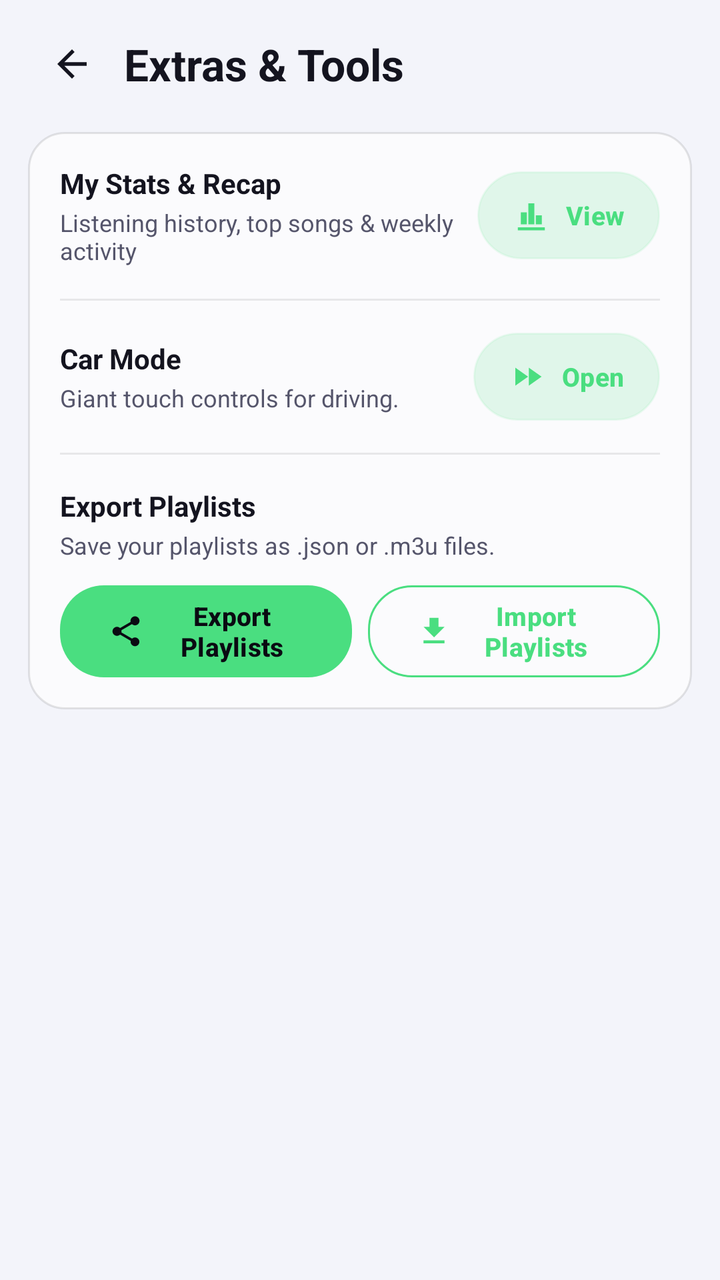
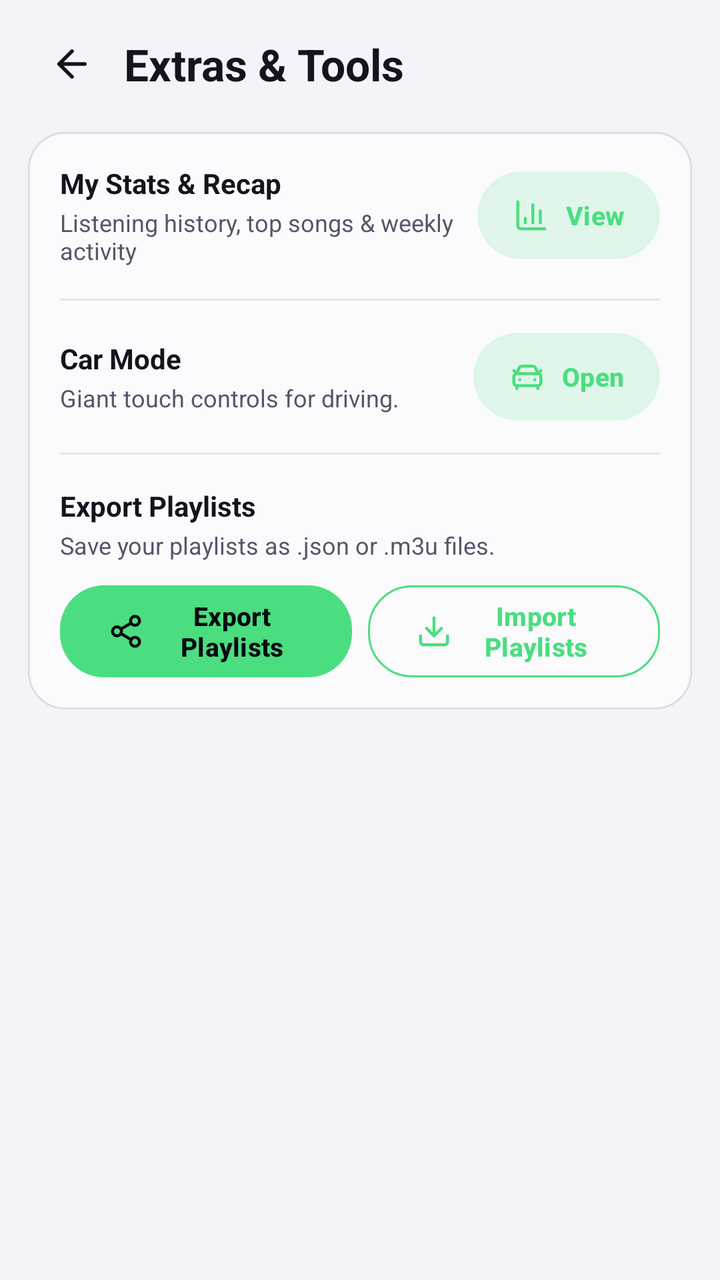

The first picture is an Android layout as it rendered before a commit; the second is the same layout after the commit. The layout source and the unified diff follow.
<!-- AndroidManifest.xml: application theme Theme.Mysong -->
<!-- res/layout/fragment_settings_extras.xml -->
<?xml version="1.0" encoding="utf-8"?>
<androidx.core.widget.NestedScrollView xmlns:android="http://schemas.android.com/apk/res/android"
    xmlns:app="http://schemas.android.com/apk/res-auto"
    android:id="@+id/extras_scroll"
    android:layout_width="match_parent"
    android:layout_height="match_parent"
    android:background="@color/bg_primary"
    android:clipToPadding="false"
    android:fillViewport="true"
    android:overScrollMode="never"
    android:paddingBottom="32dp"
    android:scrollbars="none">

    <LinearLayout
        android:layout_width="match_parent"
        android:layout_height="wrap_content"
        android:orientation="vertical"
        android:paddingStart="14dp"
        android:paddingEnd="14dp">

        
        <LinearLayout
            android:layout_width="match_parent"
            android:layout_height="wrap_content"
            android:layout_marginTop="10dp"
            android:gravity="center_vertical"
            android:orientation="horizontal">

            <ImageView
                android:id="@+id/btn_extras_back"
                android:layout_width="44dp"
                android:layout_height="44dp"
                android:padding="11dp"
                android:src="@drawable/ic_arrow_back"
                android:tint="@color/text_primary" />

            <TextView
                android:layout_width="0dp"
                android:layout_height="wrap_content"
                android:layout_weight="1"
                android:paddingStart="4dp"
                android:text="@string/settings_extras"
                android:textColor="@color/text_primary"
                android:textSize="22sp"
                android:textStyle="bold" />
        </LinearLayout>

        <LinearLayout
            android:layout_width="match_parent"
            android:layout_height="wrap_content"
            android:layout_marginTop="12dp"
            android:background="@drawable/bg_glass_card"
            android:orientation="vertical"
            android:padding="16dp">

            <LinearLayout
                android:layout_width="match_parent"
                android:layout_height="wrap_content"
                android:gravity="center_vertical"
                android:orientation="horizontal">

                <LinearLayout
                    android:layout_width="0dp"
                    android:layout_height="wrap_content"
                    android:layout_weight="1"
                    android:orientation="vertical">

                    <TextView
                        android:layout_width="wrap_content"
                        android:layout_height="wrap_content"
                        android:text="@string/stats_setting"
                        android:textColor="@color/text_primary"
                        android:textSize="14sp"
                        android:textStyle="bold" />

                    <TextView
                        android:layout_width="wrap_content"
                        android:layout_height="wrap_content"
                        android:layout_marginTop="2dp"
                        android:text="@string/stats_setting_desc"
                        android:textColor="@color/text_secondary"
                        android:textSize="12sp" />
                </LinearLayout>

                <com.google.android.material.button.MaterialButton
                    android:id="@+id/btn_stats"
                    android:layout_width="wrap_content"
                    android:layout_height="44dp"
                    android:background="@drawable/bg_glass_chip"
                    android:paddingHorizontal="18dp"
                    android:text="@string/stats_open"
                    android:textAllCaps="false"
                    android:textColor="@color/accent"
                    android:textSize="13sp"
                    android:textStyle="bold"
                    app:icon="@drawable/ic_chart"
                    app:iconSize="18dp"
                    app:iconTint="@color/accent" />
            </LinearLayout>

            <View
                android:layout_width="match_parent"
                android:layout_height="1dp"
                android:layout_marginTop="16dp"
                android:layout_marginBottom="16dp"
                android:background="@color/divider" />

            <LinearLayout
                android:layout_width="match_parent"
                android:layout_height="wrap_content"
                android:gravity="center_vertical"
                android:orientation="horizontal">

                <LinearLayout
                    android:layout_width="0dp"
                    android:layout_height="wrap_content"
                    android:layout_weight="1"
                    android:orientation="vertical">

                    <TextView
                        android:layout_width="wrap_content"
                        android:layout_height="wrap_content"
                        android:text="@string/car_mode_setting"
                        android:textColor="@color/text_primary"
                        android:textSize="14sp"
                        android:textStyle="bold" />

                    <TextView
                        android:layout_width="wrap_content"
                        android:layout_height="wrap_content"
                        android:layout_marginTop="2dp"
                        android:text="@string/car_mode_desc"
                        android:textColor="@color/text_secondary"
                        android:textSize="12sp" />
                </LinearLayout>

                <com.google.android.material.button.MaterialButton
                    android:id="@+id/btn_car_mode"
                    android:layout_width="wrap_content"
                    android:layout_height="44dp"
                    android:background="@drawable/bg_glass_chip"
                    android:paddingHorizontal="18dp"
                    android:text="@string/car_mode_open"
                    android:textAllCaps="false"
                    android:textColor="@color/accent"
                    android:textSize="13sp"
                    android:textStyle="bold"
                    app:icon="@drawable/ic_speed"
                    app:iconSize="18dp"
                    app:iconTint="@color/accent" />
            </LinearLayout>

            <View
                android:layout_width="match_parent"
                android:layout_height="1dp"
                android:layout_marginTop="16dp"
                android:layout_marginBottom="16dp"
                android:background="@color/divider" />

            <TextView
                android:layout_width="wrap_content"
                android:layout_height="wrap_content"
                android:text="@string/export_playlists"
                android:textColor="@color/text_primary"
                android:textSize="14sp"
                android:textStyle="bold" />

            <TextView
                android:layout_width="wrap_content"
                android:layout_height="wrap_content"
                android:layout_marginTop="2dp"
                android:text="@string/export_desc"
                android:textColor="@color/text_secondary"
                android:textSize="12sp" />

            <LinearLayout
                android:layout_width="match_parent"
                android:layout_height="wrap_content"
                android:layout_marginTop="12dp"
                android:orientation="horizontal">

                <com.google.android.material.button.MaterialButton
                    android:id="@+id/btn_export_playlists"
                    android:layout_width="0dp"
                    android:layout_height="46dp"
                    android:layout_marginEnd="8dp"
                    android:layout_weight="1"
                    android:insetTop="0dp"
                    android:insetBottom="0dp"
                    android:minHeight="46dp"
                    android:text="@string/export_playlists"
                    android:textAllCaps="false"
                    android:textColor="@color/text_on_accent"
                    android:textSize="13sp"
                    android:textStyle="bold"
                    app:backgroundTint="?attr/colorPrimary"
                    app:cornerRadius="22dp"
                    app:elevation="0dp"
                    app:icon="@drawable/ic_share"
                    app:iconSize="18dp"
                    app:iconTint="@color/text_on_accent" />

                <com.google.android.material.button.MaterialButton
                    android:id="@+id/btn_import_playlists"
                    style="@style/Widget.Material3.Button.OutlinedButton"
                    android:layout_width="0dp"
                    android:layout_height="46dp"
                    android:layout_weight="1"
                    android:insetTop="0dp"
                    android:insetBottom="0dp"
                    android:minHeight="46dp"
                    android:text="@string/import_playlists"
                    android:textAllCaps="false"
                    android:textColor="@color/accent"
                    android:textSize="13sp"
                    android:textStyle="bold"
                    app:cornerRadius="22dp"
                    app:elevation="0dp"
                    app:icon="@drawable/ic_download"
                    app:iconSize="18dp"
                    app:iconTint="@color/accent"
                    app:strokeColor="@color/accent"
                    app:strokeWidth="1dp" />
            </LinearLayout>
        </LinearLayout>
    </LinearLayout>
</androidx.core.widget.NestedScrollView>
<!-- resources referenced by this layout -->
<resources>
  <!-- drawable ic_arrow_back (drawable) -->
  <?xml version="1.0" encoding="utf-8"?>
  <vector xmlns:android="http://schemas.android.com/apk/res/android"
      android:width="24dp"
      android:height="24dp"
      android:viewportWidth="24"
      android:viewportHeight="24">
      <path
          android:fillColor="#FF000000"
          android:pathData="M20,11H7.83l5.59,-5.59L12,4l-8,8 8,8 1.41,-1.41L7.83,13H20v-2z" />
  </vector>
  <!-- drawable ic_chart (drawable) -->
  <vector xmlns:android="http://schemas.android.com/apk/res/android"
      android:width="24dp"
      android:height="24dp"
      android:viewportWidth="24"
      android:viewportHeight="24">
      <path
          android:fillColor="#FFFFFFFF"
          android:pathData="M3,20h18v2H3zM5,10h4v8H5zM10,4h4v14h-4zM15,12h4v6h-4z" />
  </vector>
  <!-- drawable ic_download (drawable) -->
  <vector xmlns:android="http://schemas.android.com/apk/res/android"
      android:width="24dp" android:height="24dp"
      android:viewportWidth="24" android:viewportHeight="24"
      android:tint="?attr/colorControlNormal">
      <path android:fillColor="#FFFFFFFF" android:pathData="M5,20h14v-2H5v2zM19,9h-4V3H9v6H5l7,7 7,-7z"/>
  </vector>
  <!-- drawable ic_share (drawable) -->
  <vector xmlns:android="http://schemas.android.com/apk/res/android"
      android:width="24dp" android:height="24dp"
      android:viewportWidth="24" android:viewportHeight="24"
      android:tint="?attr/colorControlNormal">
      <path android:fillColor="#FFFFFFFF" android:pathData="M18,16.08c-0.76,0 -1.44,0.3 -1.96,0.77L8.91,12.7c0.05,-0.23 0.09,-0.46 0.09,-0.7s-0.04,-0.47 -0.09,-0.7l7.05,-4.11c0.54,0.5 1.25,0.81 2.04,0.81 1.66,0 3,-1.34 3,-3s-1.34,-3 -3,-3 -3,1.34 -3,3c0,0.24 0.04,0.47 0.09,0.7L8.04,9.81C7.5,9.31 6.79,9 6,9c-1.66,0 -3,1.34 -3,3s1.34,3 3,3c0.79,0 1.5,-0.31 2.04,-0.81l7.12,4.16c-0.05,0.21 -0.08,0.43 -0.08,0.65 0,1.61 1.31,2.92 2.92,2.92 1.61,0 2.92,-1.31 2.92,-2.92s-1.31,-2.92 -2.92,-2.92z"/>
  </vector>
  <!-- drawable ic_speed (drawable) -->
  <vector xmlns:android="http://schemas.android.com/apk/res/android"
      android:width="24dp" android:height="24dp"
      android:viewportWidth="24" android:viewportHeight="24"
      android:tint="?attr/colorControlNormal"
      android:autoMirrored="true">
      <path android:fillColor="#FFFFFFFF" android:pathData="M4,18l8.5,-6L4,6v12zM13,6v12l8.5,-6L13,6z"/>
  </vector>
  <!-- unchanged entries left out for length: 31 -->
</resources>

<!-- the commit's change to res/layout/fragment_settings_extras.xml (unified diff, before → after) -->
@@ -145,7 +145,7 @@
                     android:textColor="@color/accent"
                     android:textSize="13sp"
                     android:textStyle="bold"
-                    app:icon="@drawable/ic_speed"
+                    app:icon="@drawable/ic_car"
                     app:iconSize="18dp"
                     app:iconTint="@color/accent" />
             </LinearLayout>
<!-- resource entries referenced after the edit -->
@@ -6,42 +6,184 @@
       android:width="24dp"
       android:height="24dp"
       android:viewportWidth="24"
-      android:viewportHeight="24">
+      android:viewportHeight="24"
+      android:tint="?attr/colorControlNormal">
       <path
-          android:fillColor="#FF000000"
-          android:pathData="M20,11H7.83l5.59,-5.59L12,4l-8,8 8,8 1.41,-1.41L7.83,13H20v-2z" />
+          android:fillColor="#00000000"
+          android:strokeColor="#FFFFFFFF"
+          android:strokeWidth="2"
+          android:strokeLineCap="round"
+          android:strokeLineJoin="round"
+          android:pathData="m12 19-7-7 7-7" />
+      <path
+          android:fillColor="#00000000"
+          android:strokeColor="#FFFFFFFF"
+          android:strokeWidth="2"
+          android:strokeLineCap="round"
+          android:strokeLineJoin="round"
+          android:pathData="M19 12H5" />
   </vector>
-  <!-- drawable ic_chart (drawable) -->
+  <!-- drawable ic_car (drawable) -->
+  <?xml version="1.0" encoding="utf-8"?>
   <vector xmlns:android="http://schemas.android.com/apk/res/android"
       android:width="24dp"
       android:height="24dp"
       android:viewportWidth="24"
-      android:viewportHeight="24">
+      android:viewportHeight="24"
+      android:tint="?attr/colorControlNormal">
       <path
-          android:fillColor="#FFFFFFFF"
-          android:pathData="M3,20h18v2H3zM5,10h4v8H5zM10,4h4v14h-4zM15,12h4v6h-4z" />
+          android:fillColor="#00000000"
+          android:strokeColor="#FFFFFFFF"
+          android:strokeWidth="2"
+          android:strokeLineCap="round"
+          android:strokeLineJoin="round"
+          android:pathData="m21 8-2 2-1.5-3.7A2 2 0 0 0 15.646 5H8.4a2 2 0 0 0-1.903 1.257L5 10 3 8" />
+      <path
+          android:fillColor="#00000000"
+          android:strokeColor="#FFFFFFFF"
+          android:strokeWidth="2"
+          android:strokeLineCap="round"
+          android:strokeLineJoin="round"
+          android:pathData="M7 14h.01" />
+      <path
+          android:fillColor="#00000000"
+          android:strokeColor="#FFFFFFFF"
+          android:strokeWidth="2"
+          android:strokeLineCap="round"
+          android:strokeLineJoin="round"
+          android:pathData="M17 14h.01" />
+      <path
+          android:fillColor="#00000000"
+          android:strokeColor="#FFFFFFFF"
+          android:strokeWidth="2"
+          android:strokeLineCap="round"
+          android:strokeLineJoin="round"
+          android:pathData="M5,10h14a2,2 0 0 1 2,2v4a2,2 0 0 1 -2,2h-14a2,2 0 0 1 -2,-2v-4a2,2 0 0 1 2,-2Z" />
+      <path
+          android:fillColor="#00000000"
+          android:strokeColor="#FFFFFFFF"
+          android:strokeWidth="2"
+          android:strokeLineCap="round"
+          android:strokeLineJoin="round"
+          android:pathData="M5 18v2" />
+      <path
+          android:fillColor="#00000000"
+          android:strokeColor="#FFFFFFFF"
+          android:strokeWidth="2"
+          android:strokeLineCap="round"
+          android:strokeLineJoin="round"
+          android:pathData="M19 18v2" />
+  </vector>
+  <!-- drawable ic_chart (drawable) -->
+  <?xml version="1.0" encoding="utf-8"?>
+  <vector xmlns:android="http://schemas.android.com/apk/res/android"
+      android:width="24dp"
+      android:height="24dp"
+      android:viewportWidth="24"
+      android:viewportHeight="24"
+      android:tint="?attr/colorControlNormal">
+      <path
+          android:fillColor="#00000000"
+          android:strokeColor="#FFFFFFFF"
+          android:strokeWidth="2"
+          android:strokeLineCap="round"
+          android:strokeLineJoin="round"
+          android:pathData="M3 3v16a2 2 0 0 0 2 2h16" />
+      <path
+          android:fillColor="#00000000"
+          android:strokeColor="#FFFFFFFF"
+          android:strokeWidth="2"
+          android:strokeLineCap="round"
+          android:strokeLineJoin="round"
+          android:pathData="M18 17V9" />
+      <path
+          android:fillColor="#00000000"
+          android:strokeColor="#FFFFFFFF"
+          android:strokeWidth="2"
+          android:strokeLineCap="round"
+          android:strokeLineJoin="round"
+          android:pathData="M13 17V5" />
+      <path
+          android:fillColor="#00000000"
+          android:strokeColor="#FFFFFFFF"
+          android:strokeWidth="2"
+          android:strokeLineCap="round"
+          android:strokeLineJoin="round"
+          android:pathData="M8 17v-3" />
   </vector>
   <!-- drawable ic_download (drawable) -->
+  <?xml version="1.0" encoding="utf-8"?>
   <vector xmlns:android="http://schemas.android.com/apk/res/android"
-      android:width="24dp" android:height="24dp"
-      android:viewportWidth="24" android:viewportHeight="24"
+      android:width="24dp"
+      android:height="24dp"
+      android:viewportWidth="24"
+      android:viewportHeight="24"
       android:tint="?attr/colorControlNormal">
-      <path android:fillColor="#FFFFFFFF" android:pathData="M5,20h14v-2H5v2zM19,9h-4V3H9v6H5l7,7 7,-7z"/>
+      <path
+          android:fillColor="#00000000"
+          android:strokeColor="#FFFFFFFF"
+          android:strokeWidth="2"
+          android:strokeLineCap="round"
+          android:strokeLineJoin="round"
+          android:pathData="M12 15V3" />
+      <path
+          android:fillColor="#00000000"
+          android:strokeColor="#FFFFFFFF"
+          android:strokeWidth="2"
+          android:strokeLineCap="round"
+          android:strokeLineJoin="round"
+          android:pathData="M21 15v4a2 2 0 0 1-2 2H5a2 2 0 0 1-2-2v-4" />
+      <path
+          android:fillColor="#00000000"
+          android:strokeColor="#FFFFFFFF"
+          android:strokeWidth="2"
+          android:strokeLineCap="round"
+          android:strokeLineJoin="round"
+          android:pathData="m7 10 5 5 5-5" />
   </vector>
   <!-- drawable ic_share (drawable) -->
+  <?xml version="1.0" encoding="utf-8"?>
   <vector xmlns:android="http://schemas.android.com/apk/res/android"
-      android:width="24dp" android:height="24dp"
-      android:viewportWidth="24" android:viewportHeight="24"
+      android:width="24dp"
+      android:height="24dp"
+      android:viewportWidth="24"
+      android:viewportHeight="24"
       android:tint="?attr/colorControlNormal">
-      <path android:fillColor="#FFFFFFFF" android:pathData="M18,16.08c-0.76,0 -1.44,0.3 -1.96,0.77L8.91,12.7c0.05,-0.23 0.09,-0.46 0.09,-0.7s-0.04,-0.47 -0.09,-0.7l7.05,-4.11c0.54,0.5 1.25,0.81 2.04,0.81 1.66,0 3,-1.34 3,-3s-1.34,-3 -3,-3 -3,1.34 -3,3c0,0.24 0.04,0.47 0.09,0.7L8.04,9.81C7.5,9.31 6.79,9 6,9c-1.66,0 -3,1.34 -3,3s1.34,3 3,3c0.79,0 1.5,-0.31 2.04,-0.81l7.12,4.16c-0.05,0.21 -0.08,0.43 -0.08,0.65 0,1.61 1.31,2.92 2.92,2.92 1.61,0 2.92,-1.31 2.92,-2.92s-1.31,-2.92 -2.92,-2.92z"/>
-  </vector>
-  <!-- drawable ic_speed (drawable) -->
-  <vector xmlns:android="http://schemas.android.com/apk/res/android"
-      android:width="24dp" android:height="24dp"
-      android:viewportWidth="24" android:viewportHeight="24"
-      android:tint="?attr/colorControlNormal"
-      android:autoMirrored="true">
-      <path android:fillColor="#FFFFFFFF" android:pathData="M4,18l8.5,-6L4,6v12zM13,6v12l8.5,-6L13,6z"/>
+      <path
+          android:fillColor="#00000000"
+          android:strokeColor="#FFFFFFFF"
+          android:strokeWidth="2"
+          android:strokeLineCap="round"
+          android:strokeLineJoin="round"
+          android:pathData="M15,5a3,3 0 1,0 6,0a3,3 0 1,0 -6,0" />
+      <path
+          android:fillColor="#00000000"
+          android:strokeColor="#FFFFFFFF"
+          android:strokeWidth="2"
+          android:strokeLineCap="round"
+          android:strokeLineJoin="round"
+          android:pathData="M3,12a3,3 0 1,0 6,0a3,3 0 1,0 -6,0" />
+      <path
+          android:fillColor="#00000000"
+          android:strokeColor="#FFFFFFFF"
+          android:strokeWidth="2"
+          android:strokeLineCap="round"
+          android:strokeLineJoin="round"
+          android:pathData="M15,19a3,3 0 1,0 6,0a3,3 0 1,0 -6,0" />
+      <path
+          android:fillColor="#00000000"
+          android:strokeColor="#FFFFFFFF"
+          android:strokeWidth="2"
+          android:strokeLineCap="round"
+          android:strokeLineJoin="round"
+          android:pathData="M8.59,13.51L15.42,17.49" />
+      <path
+          android:fillColor="#00000000"
+          android:strokeColor="#FFFFFFFF"
+          android:strokeWidth="2"
+          android:strokeLineCap="round"
+          android:strokeLineJoin="round"
+          android:pathData="M15.41,6.51L8.59,10.49" />
   </vector>
   <!-- unchanged entries left out for length: 31 -->
 </resources>
